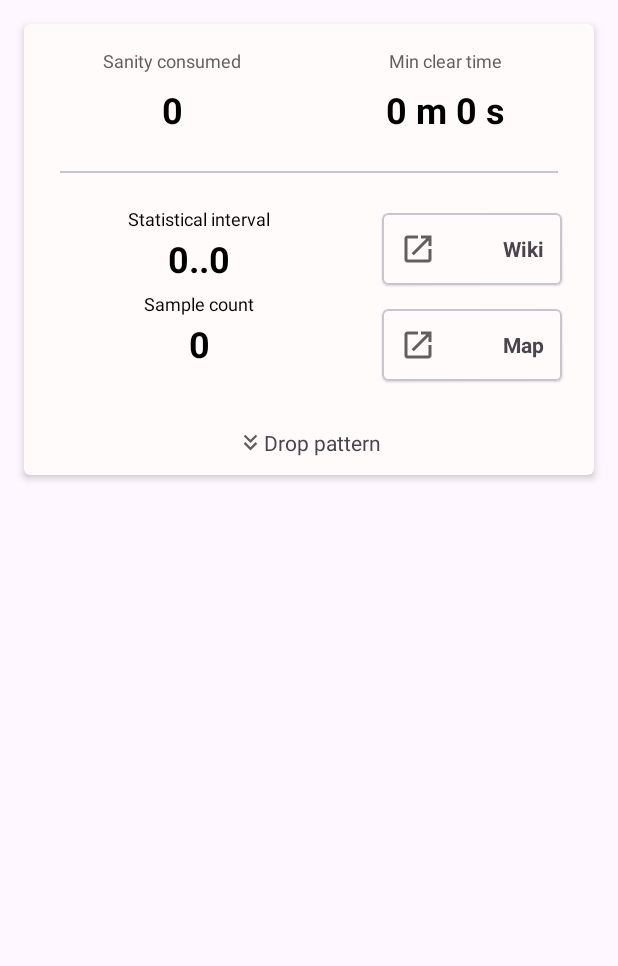
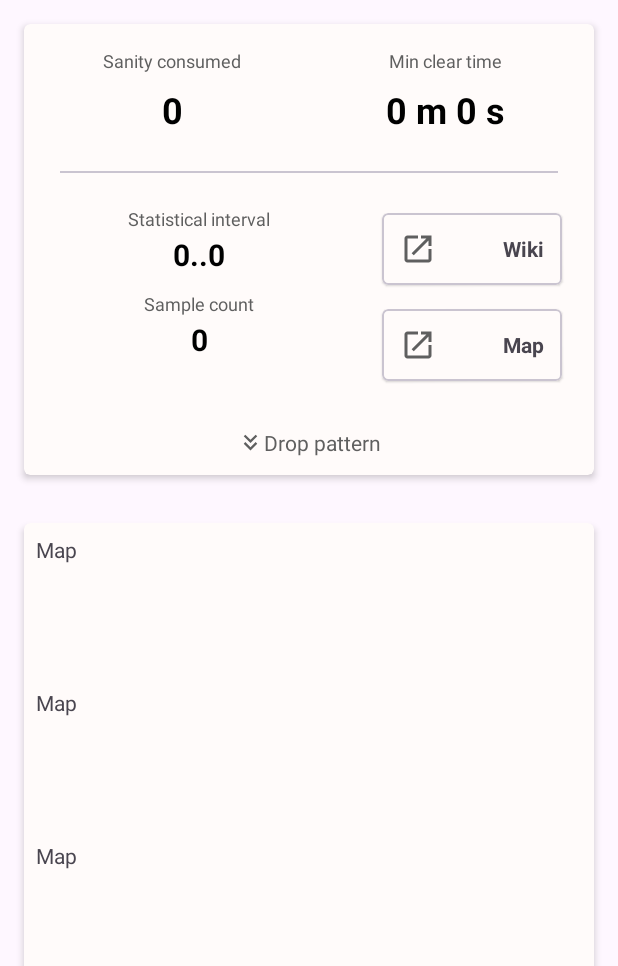
Before and after one commit to Flatigers/penguin-stats-android, an Android app: the DetailStageFragment screen opened directly, with no data from a screen before it, on a phone screen of 412 x 824 dp, the part 270-1236 px from its top. Run offline under Robolectric (Android 15) with nearby library versions, the phone set to English and light mode, and no system bars; our stand-ins replace Room's generated code, data binding; libraries missing offline, so code that uses them is left out: jp.wasabeef.glide; pictures from the network do not load; 8 statements that could not run were skipped.

Commit message:
fix: change text size in [Detailed Page] where text hidden

```diff
--- a/app/src/main/java/org/penguin_stats/android/util/I18NUtil.kt
+++ b/app/src/main/java/org/penguin_stats/android/util/I18NUtil.kt
@@ -1,6 +1,5 @@
 package org.penguin_stats.android.util
 
-import android.util.Log
 import org.penguin_stats.android.app.AppConfig
 import org.penguin_stats.android.data.CodeI18N
 import org.penguin_stats.android.data.Existence
@@ -37,8 +36,6 @@ fun filterI18NExistence(existence: Existence): Boolean {
 
 fun filterI18NTime(existence: Existence): Boolean {
     val time = System.currentTimeMillis()
-    Log.e("time", time.toString())
-    Log.e("time", existence.cn.closeTime.toString())
     return when (AppConfig.getServer()) {
         "CN" -> existence.cn.closeTime > time && existence.cn.openTime < time
         "US" -> existence.us.closeTime > time && existence.us.openTime < time
--- a/app/src/main/java/org/penguin_stats/android/util/TextUtil.kt
+++ b/app/src/main/java/org/penguin_stats/android/util/TextUtil.kt
@@ -1,5 +1,6 @@
 package org.penguin_stats.android.util
 
+import android.util.Log
 import androidx.annotation.RawRes
 import org.penguin_stats.android.R
 import org.penguin_stats.android.app.BaseApplication
@@ -58,7 +59,9 @@ fun periodTimeString(start: Long, end: Long?): String {
     val eTime = if (end == null) {
         res.getString(R.string.till_now)
     } else {
-        "~ ${dFormat.format(end)}"
+        val t = dFormat.format((end))
+        Log.e("ttt", t)
+        "~ $t"
     }
 
     return "$sTime $eTime"
--- a/app/src/main/res/layout/fragment_detail_stage.xml
+++ b/app/src/main/res/layout/fragment_detail_stage.xml
@@ -53,6 +53,7 @@
                 <TextView
                     android:id="@+id/detailed_stage_info_arrow"
                     android:text="@string/detailed_pattern_name"
+                    android:textColor="@color/pile"
                     android:layout_width="wrap_content"
                     android:layout_height="wrap_content"
                     android:maxHeight="26dp"
@@ -65,6 +66,44 @@
             </LinearLayout>
         </com.google.android.material.card.MaterialCardView>
 
+        <com.google.android.material.card.MaterialCardView
+            android:layout_width="match_parent"
+            android:layout_height="wrap_content"
+            android:layout_margin="16dp"
+            app:cardCornerRadius="4dp"
+            app:cardElevation="3dp"
+            style="@style/Widget.Material3.CardView.Elevated">
+
+            <androidx.core.widget.NestedScrollView
+                android:layout_width="match_parent"
+                android:layout_height="match_parent">
+
+                <LinearLayout
+                    android:layout_width="match_parent"
+                    android:layout_height="wrap_content"
+                    android:orientation="vertical">
+
+                    <TextView
+                        android:text="@string/detailed_link_map"
+                        android:layout_width="wrap_content"
+                        android:layout_height="86dp"
+                        android:layout_margin="8dp" />
+
+                    <TextView
+                        android:text="@string/detailed_link_map"
+                        android:layout_width="wrap_content"
+                        android:layout_height="86dp"
+                        android:layout_margin="8dp" />
+
+                    <TextView
+                        android:text="@string/detailed_link_map"
+                        android:layout_width="wrap_content"
+                        android:layout_height="86dp"
+                        android:layout_margin="8dp" />
+
+                </LinearLayout>
+            </androidx.core.widget.NestedScrollView>
+        </com.google.android.material.card.MaterialCardView>
 
     </LinearLayout>
 
--- a/app/src/main/res/layout/fragment_detail_stage_chart.xml
+++ b/app/src/main/res/layout/fragment_detail_stage_chart.xml
@@ -24,6 +24,7 @@
 
             <TextView
                 android:text="@string/detailed_pattern_interval"
+                android:textColor="@color/pile"
                 android:layout_width="wrap_content"
                 android:layout_height="wrap_content"
                 android:maxHeight="22dp"
@@ -36,10 +37,11 @@
                 android:layout_height="40dp"
                 android:padding="2dp"
                 android:layout_gravity="center"
-                android:textAppearance="@style/smash_text" />
+                android:textAppearance="@style/smash_text_medium" />
 
             <TextView
                 android:text="@string/detailed_pattern_sample"
+                android:textColor="@color/pile"
                 android:layout_width="wrap_content"
                 android:layout_height="wrap_content"
                 android:maxHeight="22dp"
@@ -52,7 +54,7 @@
                 android:layout_height="40dp"
                 android:padding="2dp"
                 android:layout_gravity="center"
-                android:textAppearance="@style/smash_text" />
+                android:textAppearance="@style/smash_text_medium" />
 
         </LinearLayout>
 
--- a/app/src/main/res/values/text_style.xml
+++ b/app/src/main/res/values/text_style.xml
@@ -19,7 +19,7 @@
 
 
     <style name="smash_text_medium">
-        <item name="android:textSize">21sp</item>
+        <item name="android:textSize">20sp</item>
         <item name="android:textStyle">bold</item>
         <item name="android:textAlignment">center</item>
     </style>
```
